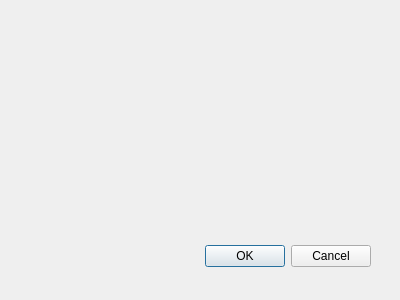
First picture: the form in AcuitySTAR/src/gui/selectData.ui, repository JamesG-Walsh/Peachy-Galaxy, before the edit.
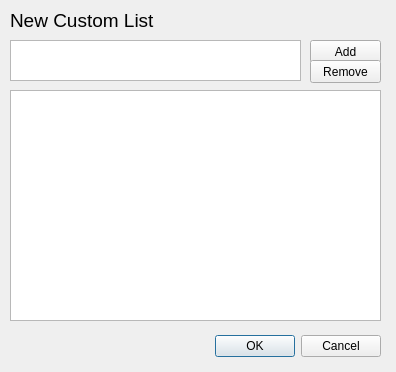
Second picture: the form after the edit.

Commit message:
Custom List part 2
Custom List data works, displaying it in a window doesn't

The edit to the form file:
```diff
--- a/AcuitySTAR/src/gui/selectData.ui
+++ b/AcuitySTAR/src/gui/selectData.ui
@@ -8,8 +8,8 @@
    <rect>
     <x>0</x>
     <y>0</y>
-    <width>400</width>
-    <height>300</height>
+    <width>396</width>
+    <height>372</height>
    </rect>
   </property>
   <property name="windowTitle">
@@ -18,8 +18,8 @@
   <widget name="buttonBox" class="QDialogButtonBox">
    <property name="geometry">
     <rect>
-     <x>30</x>
-     <y>240</y>
+     <x>40</x>
+     <y>330</y>
      <width>341</width>
      <height>32</height>
     </rect>
@@ -31,6 +31,70 @@
     <set>QDialogButtonBox::Cancel|QDialogButtonBox::Ok</set>
    </property>
   </widget>
+  <widget class="QLabel" name="label">
+   <property name="geometry">
+    <rect>
+     <x>10</x>
+     <y>10</y>
+     <width>161</width>
+     <height>21</height>
+    </rect>
+   </property>
+   <property name="font">
+    <font>
+     <pointsize>14</pointsize>
+    </font>
+   </property>
+   <property name="text">
+    <string>New Custom List</string>
+   </property>
+  </widget>
+  <widget class="QTextEdit" name="nameEntry">
+   <property name="geometry">
+    <rect>
+     <x>10</x>
+     <y>40</y>
+     <width>291</width>
+     <height>41</height>
+    </rect>
+   </property>
+  </widget>
+  <widget class="QPushButton" name="addButton">
+   <property name="geometry">
+    <rect>
+     <x>310</x>
+     <y>40</y>
+     <width>71</width>
+     <height>23</height>
+    </rect>
+   </property>
+   <property name="text">
+    <string>Add</string>
+   </property>
+  </widget>
+  <widget class="QPushButton" name="removeButton">
+   <property name="geometry">
+    <rect>
+     <x>310</x>
+     <y>60</y>
+     <width>71</width>
+     <height>23</height>
+    </rect>
+   </property>
+   <property name="text">
+    <string>Remove</string>
+   </property>
+  </widget>
+  <widget class="QTextEdit" name="textBrowser">
+   <property name="geometry">
+    <rect>
+     <x>10</x>
+     <y>90</y>
+     <width>371</width>
+     <height>231</height>
+    </rect>
+   </property>
+  </widget>
  </widget>
  <pixmapfunction/>
  <resources/>
```
Left out of the diff: 9 changed lines with no effect on the pictures. The commit also changes 5 other files.
